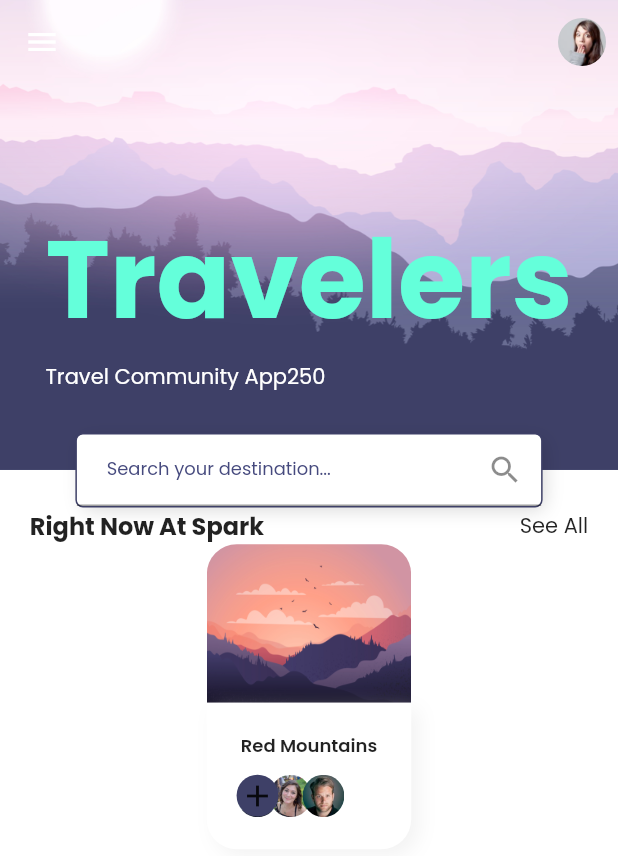
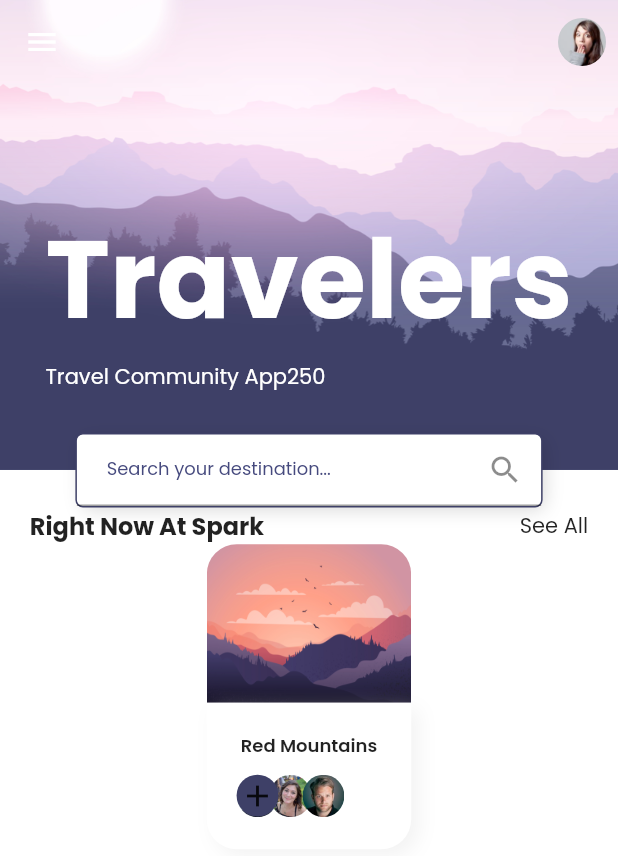
Before and after one commit to gun3486/Traveler, a Flutter app: the screen it shows after launch, on a phone screen of 412 x 824 dp. Shown: the top 856 px of the screen. Run offline on Flutter 3.47's test engine with Material 2 defaults, Android fonts, the phone set to English and light mode, and no system bars; our stand-ins replace file, google_fonts.

Commit message:
폴더를옮김
폴더수정

```diff
--- a/tarvel/lib/screens/components/body.dart
+++ b/tarvel/lib/screens/home/components/body.dart
@@ -2,7 +2,6 @@ import 'package:flutter/material.dart';
 import 'package:travel/components/section_title.dart';
 import 'package:travel/constants.dart';
 import 'package:travel/models/TravelSpot.dart';
-import 'package:travel/screens/components/search_field.dart';
 import 'package:travel/size_config.dart';
 import 'home_header.dart';
 
--- a/tarvel/lib/screens/components/home_header.dart
+++ b/tarvel/lib/screens/home/components/home_header.dart
@@ -1,7 +1,8 @@
 import 'package:flutter/material.dart';
-import 'package:travel/screens/components/search_field.dart';
-import '../../size_config.dart';
 import 'package:file/memory.dart';
+import 'package:travel/screens/home/components/search_field.dart';
+
+import '../../../size_config.dart';
 
 class HomeHeader extends StatelessWidget {
   const HomeHeader({
@@ -26,7 +27,7 @@ class HomeHeader extends StatelessWidget {
               "Travelers",
               style: TextStyle(fontSize: getProportionateScreenWidth(73),
               fontWeight: FontWeight.bold,
-              color: Colors.tealAccent
+              color: Colors.white
               ),
             ),
             Text(
--- a/tarvel/lib/screens/components/search_field.dart
+++ b/tarvel/lib/screens/home/components/search_field.dart
@@ -1,6 +1,6 @@
 import 'package:flutter/material.dart';
-import '../../constants.dart';
-import '../../size_config.dart';
+import '../../../constants.dart';
+import '../../../size_config.dart';
 
 
 class SearchField extends StatelessWidget {
--- a/tarvel/lib/screens/home/home_screen.dart
+++ b/tarvel/lib/screens/home/home_screen.dart
@@ -1,6 +1,6 @@
 import 'package:flutter/material.dart';
-import 'package:travel/screens/components/body.dart';
 import 'package:travel/size_config.dart';
+import 'components/body.dart';
 
 class HomeScreen extends StatelessWidget {
   @override
```
